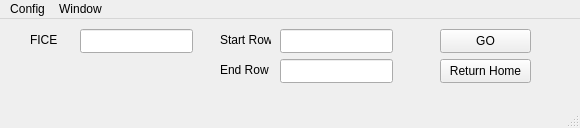
Before: the Qt Designer form transcriptreviewer.ui in at91322/dteassistant, drawn with Qt 5.
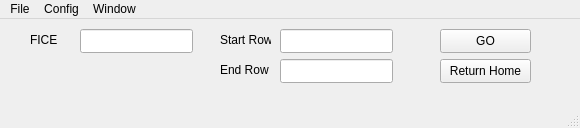
After: the same form once the commit is applied.

```diff
--- a/transcriptreviewer.ui
+++ b/transcriptreviewer.ui
@@ -144,6 +144,13 @@
     </property>
     <addaction name="actionAlways_On_Top"/>
    </widget>
+   <widget class="QMenu" name="menuFile">
+    <property name="title">
+     <string>File</string>
+    </property>
+    <addaction name="actionDataImport"/>
+   </widget>
+   <addaction name="menuFile"/>
    <addaction name="menuConfig"/>
    <addaction name="menuWindow"/>
   </widget>
```
Left out of the diff: 5 changed lines with no effect on the pictures.
